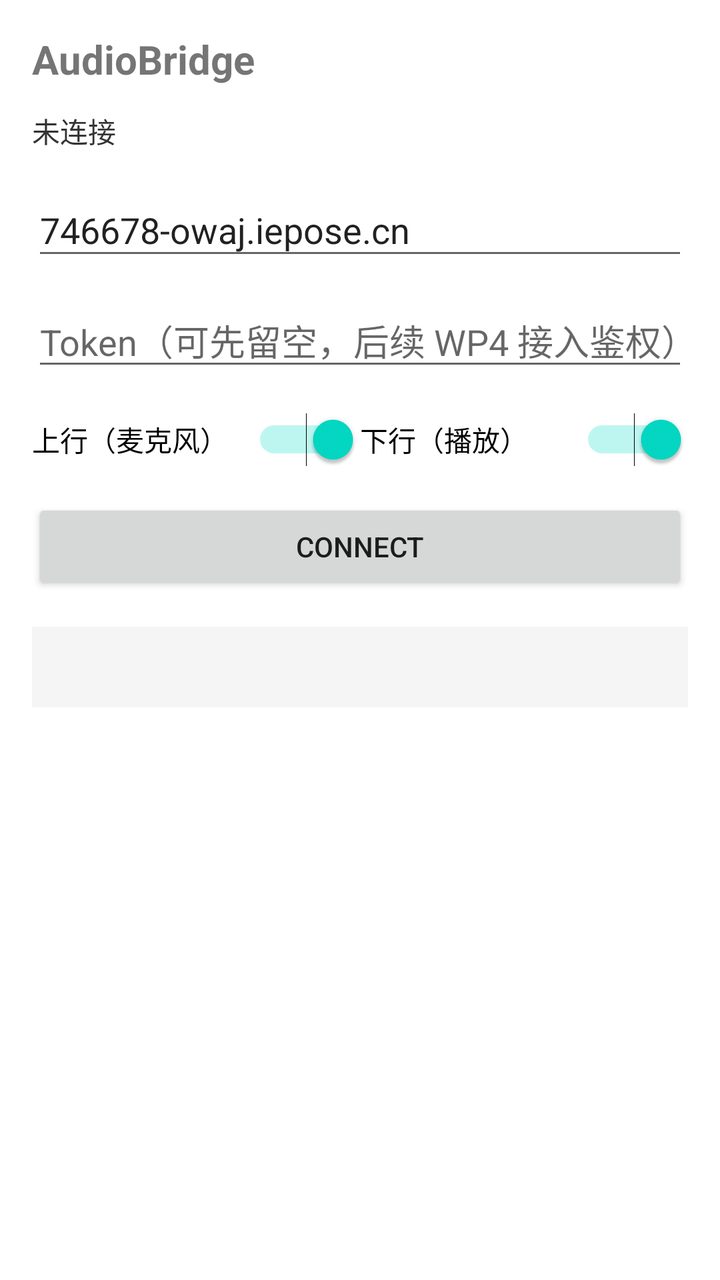
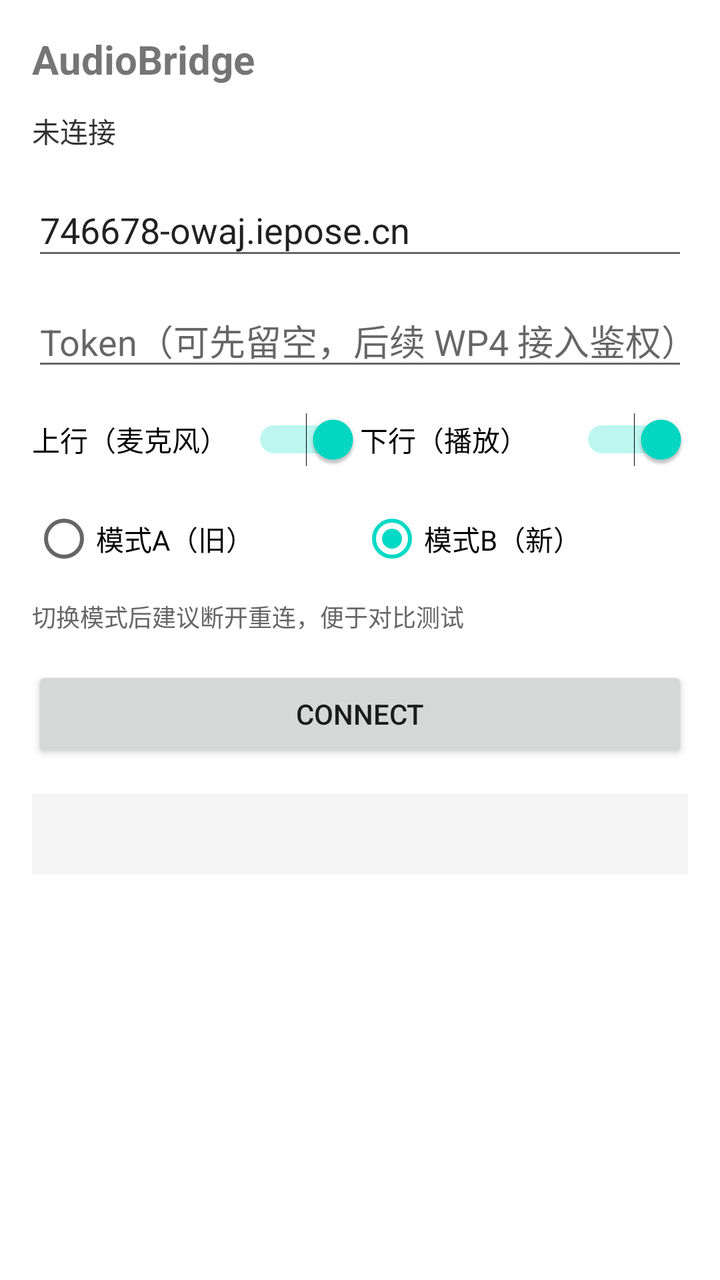

Two renders of the same Android screen: before a commit and after it. Below are the layout's source before the change and the commit's diff.
<!-- AndroidManifest.xml: application theme Theme.AudioBridgeClient -->
<!-- res/layout/activity_main.xml -->
<?xml version="1.0" encoding="utf-8"?>
<ScrollView
    xmlns:android="http://schemas.android.com/apk/res/android"
    xmlns:app="http://schemas.android.com/apk/res-auto"
    android:layout_width="match_parent"
    android:layout_height="match_parent">

    <androidx.constraintlayout.widget.ConstraintLayout
        android:layout_width="match_parent"
        android:layout_height="wrap_content"
        android:padding="16dp">

        <TextView
            android:id="@+id/titleText"
            android:layout_width="0dp"
            android:layout_height="wrap_content"
            android:text="@string/app_name"
            android:textSize="20sp"
            android:textStyle="bold"
            app:layout_constraintTop_toTopOf="parent"
            app:layout_constraintStart_toStartOf="parent"
            app:layout_constraintEnd_toEndOf="parent" />

        <TextView
            android:id="@+id/statusText"
            android:layout_width="0dp"
            android:layout_height="wrap_content"
            android:layout_marginTop="12dp"
            android:text="@string/status_idle"
            android:textColor="#333333"
            app:layout_constraintTop_toBottomOf="@id/titleText"
            app:layout_constraintStart_toStartOf="parent"
            app:layout_constraintEnd_toEndOf="parent" />

        <EditText
            android:id="@+id/hostInput"
            android:layout_width="0dp"
            android:layout_height="wrap_content"
            android:layout_marginTop="16dp"
            android:hint="服务器地址 (域名或IP:端口)"
            android:text="746678-owaj.iepose.cn"
            android:inputType="textUri"
            app:layout_constraintTop_toBottomOf="@id/statusText"
            app:layout_constraintStart_toStartOf="parent"
            app:layout_constraintEnd_toEndOf="parent" />

        <EditText
            android:id="@+id/tokenInput"
            android:layout_width="0dp"
            android:layout_height="wrap_content"
            android:layout_marginTop="12dp"
            android:hint="@string/hint_token"
            android:inputType="textPassword"
            app:layout_constraintTop_toBottomOf="@id/hostInput"
            app:layout_constraintStart_toStartOf="parent"
            app:layout_constraintEnd_toEndOf="parent" />

        
        <LinearLayout
            android:id="@+id/switchContainer"
            android:layout_width="0dp"
            android:layout_height="wrap_content"
            android:layout_marginTop="16dp"
            android:orientation="horizontal"
            app:layout_constraintTop_toBottomOf="@id/tokenInput"
            app:layout_constraintStart_toStartOf="parent"
            app:layout_constraintEnd_toEndOf="parent">

            <Switch
                android:id="@+id/uplinkSwitch"
                android:layout_width="0dp"
                android:layout_height="wrap_content"
                android:layout_weight="1"
                android:text="上行（麦克风）"
                android:checked="true" />

            <Switch
                android:id="@+id/downlinkSwitch"
                android:layout_width="0dp"
                android:layout_height="wrap_content"
                android:layout_weight="1"
                android:text="下行（播放）"
                android:checked="true" />
        </LinearLayout>

        <Button
            android:id="@+id/connectButton"
            android:layout_width="0dp"
            android:layout_height="wrap_content"
            android:layout_marginTop="16dp"
            android:text="@string/btn_connect"
            app:layout_constraintTop_toBottomOf="@id/switchContainer"
            app:layout_constraintStart_toStartOf="parent"
            app:layout_constraintEnd_toEndOf="parent" />

        
        <TextView
            android:id="@+id/audioStatusText"
            android:layout_width="0dp"
            android:layout_height="wrap_content"
            android:layout_marginTop="16dp"
            android:fontFamily="monospace"
            android:textSize="12sp"
            android:textColor="#666666"
            android:background="#F5F5F5"
            android:padding="12dp"
            app:layout_constraintTop_toBottomOf="@id/connectButton"
            app:layout_constraintStart_toStartOf="parent"
            app:layout_constraintEnd_toEndOf="parent" />

    </androidx.constraintlayout.widget.ConstraintLayout>
</ScrollView>
<!-- resources referenced by this layout -->
<resources>
  <string name="app_name">AudioBridge</string>
  <string name="btn_connect">Connect</string>
  <string name="hint_token">Token（可先留空，后续 WP4 接入鉴权）</string>
  <string name="status_idle">未连接</string>
  <style name="Theme.AudioBridgeClient" parent="Theme.MaterialComponents.DayNight.NoActionBar">
          
          <item name="colorPrimary">@color/purple_500</item>
          <item name="colorPrimaryVariant">@color/purple_700</item>
          <item name="colorOnPrimary">@color/white</item>
          <item name="colorSecondary">@color/teal_200</item>
          <item name="colorSecondaryVariant">@color/teal_700</item>
          <item name="colorOnSecondary">@color/black</item>
          <item name="android:statusBarColor">?attr/colorPrimaryVariant</item>
          <item name="android:navigationBarColor">?attr/colorPrimaryVariant</item>
          <item name="android:windowBackground">@color/white</item>
      </style>
  <color name="purple_500">#6200EE</color>
  <color name="purple_700">#3700B3</color>
  <color name="white">#FFFFFF</color>
  <color name="teal_200">#03DAC5</color>
  <color name="teal_700">#018786</color>
  <color name="black">#000000</color>
</resources>

<!-- the commit's change to res/layout/activity_main.xml (unified diff, before → after) -->
@@ -83,13 +83,52 @@
                 android:checked="true" />
         </LinearLayout>
 
+        
+        <RadioGroup
+            android:id="@+id/tuningModeGroup"
+            android:layout_width="0dp"
+            android:layout_height="wrap_content"
+            android:layout_marginTop="12dp"
+            android:orientation="horizontal"
+            app:layout_constraintTop_toBottomOf="@id/switchContainer"
+            app:layout_constraintStart_toStartOf="parent"
+            app:layout_constraintEnd_toEndOf="parent">
+
+            <RadioButton
+                android:id="@+id/tuningModeLegacy"
+                android:layout_width="0dp"
+                android:layout_height="wrap_content"
+                android:layout_weight="1"
+                android:text="模式A（旧）" />
+
+            <RadioButton
+                android:id="@+id/tuningModeRobust"
+                android:layout_width="0dp"
+                android:layout_height="wrap_content"
+                android:layout_weight="1"
+                android:text="模式B（新）"
+                android:checked="true" />
+        </RadioGroup>
+
+        <TextView
+            android:id="@+id/tuningModeHint"
+            android:layout_width="0dp"
+            android:layout_height="wrap_content"
+            android:layout_marginTop="6dp"
+            android:text="切换模式后建议断开重连，便于对比测试"
+            android:textColor="#666666"
+            android:textSize="12sp"
+            app:layout_constraintTop_toBottomOf="@id/tuningModeGroup"
+            app:layout_constraintStart_toStartOf="parent"
+            app:layout_constraintEnd_toEndOf="parent" />
+
         <Button
             android:id="@+id/connectButton"
             android:layout_width="0dp"
             android:layout_height="wrap_content"
             android:layout_marginTop="16dp"
             android:text="@string/btn_connect"
-            app:layout_constraintTop_toBottomOf="@id/switchContainer"
+            app:layout_constraintTop_toBottomOf="@id/tuningModeHint"
             app:layout_constraintStart_toStartOf="parent"
             app:layout_constraintEnd_toEndOf="parent" />
 
